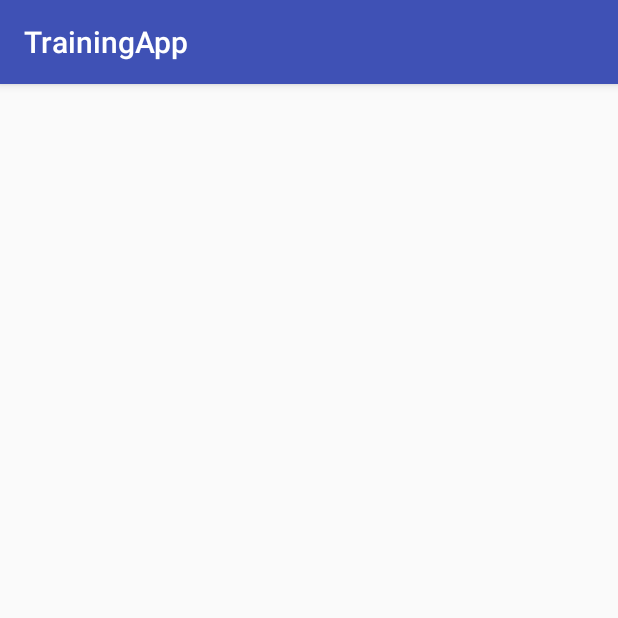
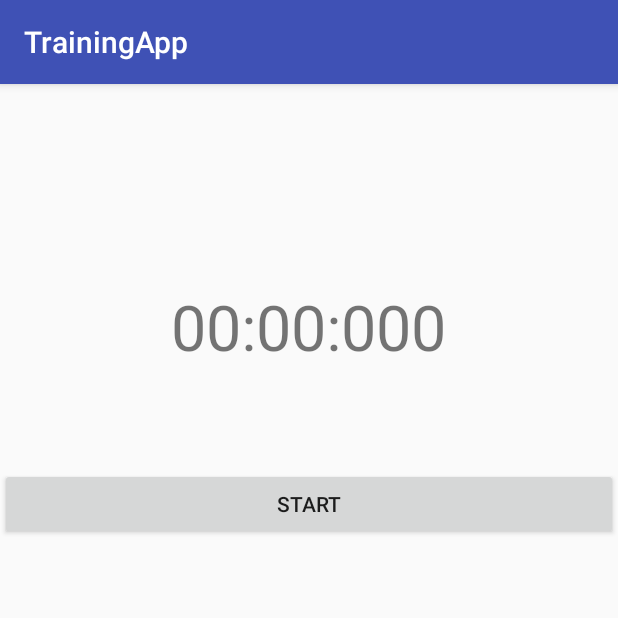
Before and after one commit to Jacekiler/TrainingApp, an Android app: the StopwatchActivity screen opened directly, with no data from a screen before it, on a phone screen of 412 x 824 dp, the top half of it. Run offline under Robolectric (Android 15) with nearby library versions, the phone set to English and light mode, and no system bars.

Commit message:
stopwatch buttons

```diff
--- a/app/src/main/java/com/example/jacek/trainingapp/StopwatchActivity.java
+++ b/app/src/main/java/com/example/jacek/trainingapp/StopwatchActivity.java
@@ -2,12 +2,91 @@ package com.example.jacek.trainingapp;
 
 import android.support.v7.app.AppCompatActivity;
 import android.os.Bundle;
+import android.view.View;
+import android.widget.Button;
+import android.widget.TextView;
 
 public class StopwatchActivity extends AppCompatActivity {
 
+    TextView time;
+    Button startButton;
+    Button stopButton;
+    Button lapButton;
+    Button resumeButton;
+    Button resetButton;
+
     @Override
-    protected void onCreate(Bundle savedInstanceState) {
+    protected void onCreate(Bundle savedInstanceState)
+    {
         super.onCreate(savedInstanceState);
         setContentView(R.layout.activity_stopwatch);
+
+
+
+        time = (TextView)findViewById(R.id.textView);
+        startButton = (Button)findViewById(R.id.buttonStart);
+        stopButton = (Button)findViewById(R.id.buttonStop);
+        lapButton = (Button)findViewById(R.id.buttonLap);
+        resumeButton = (Button)findViewById(R.id.buttonResume);
+        resetButton = (Button)findViewById(R.id.buttonReset);
+
+        startButton.setOnClickListener(new View.OnClickListener()
+        {
+            @Override
+            public void onClick(View v)
+            {
+                startButton.setVisibility(View.INVISIBLE);
+                stopButton.setVisibility(View.VISIBLE);
+                lapButton.setVisibility(View.VISIBLE);
+            }
+        });
+
+        stopButton.setOnClickListener(new View.OnClickListener()
+        {
+            @Override
+            public void onClick(View v)
+            {
+
+                stopButton.setVisibility(View.INVISIBLE);
+                lapButton.setVisibility(View.INVISIBLE);
+                resumeButton.setVisibility(View.VISIBLE);
+                resetButton.setVisibility(View.VISIBLE);
+            }
+        });
+
+        lapButton.setOnClickListener(new View.OnClickListener()
+        {
+            @Override
+            public void onClick(View v)
+            {
+
+            }
+        });
+
+        resumeButton.setOnClickListener(new View.OnClickListener()
+        {
+            @Override
+            public void onClick(View v)
+            {
+                resumeButton.setVisibility(View.INVISIBLE);
+                resetButton.setVisibility(View.INVISIBLE);
+                stopButton.setVisibility(View.VISIBLE);
+                lapButton.setVisibility(View.VISIBLE);
+            }
+        });
+
+        resetButton.setOnClickListener(new View.OnClickListener()
+        {
+            @Override
+            public void onClick(View v)
+            {
+                resumeButton.setVisibility(View.INVISIBLE);
+                resetButton.setVisibility(View.INVISIBLE);
+                startButton.setVisibility(View.VISIBLE);
+            }
+        });
+
+
+
     }
 }
--- a/app/src/main/res/layout/activity_stopwatch.xml
+++ b/app/src/main/res/layout/activity_stopwatch.xml
@@ -6,4 +6,72 @@
     android:layout_height="match_parent"
     tools:context="com.example.jacek.trainingapp.StopwatchActivity">
 
+    <TextView
+        android:id="@+id/textView"
+        android:layout_width="wrap_content"
+        android:layout_height="wrap_content"
+        android:layout_alignParentTop="true"
+        android:layout_centerHorizontal="true"
+        android:layout_marginTop="133dp"
+        android:text="00:00:000"
+        android:textSize="42dp" />
+
+    <Button
+        android:id="@+id/buttonStop"
+        android:layout_width="192dp"
+        android:layout_height="wrap_content"
+        android:layout_alignBaseline="@+id/buttonStart"
+        android:layout_alignBottom="@+id/buttonStart"
+        android:layout_alignParentLeft="true"
+        android:layout_alignParentStart="true"
+        android:visibility="invisible"
+        android:text="Stop" />
+
+    <Button
+        android:id="@+id/buttonResume"
+        android:layout_width="192dp"
+        android:layout_height="wrap_content"
+        android:layout_alignBaseline="@+id/buttonStart"
+        android:layout_alignBottom="@+id/buttonStart"
+        android:layout_alignParentLeft="true"
+        android:layout_alignParentStart="true"
+        android:text="Wznów"
+        android:visibility="invisible" />
+
+    <Button
+        android:id="@+id/buttonStart"
+        android:layout_width="wrap_content"
+        android:layout_height="wrap_content"
+        android:layout_below="@+id/textView"
+        android:layout_marginTop="66dp"
+        android:layout_alignParentRight="true"
+        android:layout_alignParentEnd="true"
+        android:layout_alignParentLeft="true"
+        android:layout_alignParentStart="true"
+        android:text="Start"
+        />
+
+    <Button
+        android:id="@+id/buttonLap"
+        android:layout_width="192dp"
+        android:layout_height="wrap_content"
+        android:layout_alignBaseline="@+id/buttonStart"
+        android:layout_alignBottom="@+id/buttonStart"
+        android:layout_alignParentEnd="true"
+        android:layout_alignParentRight="true"
+        android:visibility="invisible"
+        android:text="Pomiar"
+        />
+
+    <Button
+        android:id="@+id/buttonReset"
+        android:layout_width="192dp"
+        android:layout_height="wrap_content"
+        android:layout_alignBaseline="@+id/buttonStart"
+        android:layout_alignBottom="@+id/buttonStart"
+        android:layout_alignParentEnd="true"
+        android:layout_alignParentRight="true"
+        android:visibility="invisible"
+        android:text="Reset"
+        />
 </RelativeLayout>
```
Also changed, not shown: app/src/main/java/com/example/jacek/trainingapp/MainActivity.java (+17 -0 lines), app/src/main/res/layout/activity_main.xml (+6 -7 lines).
